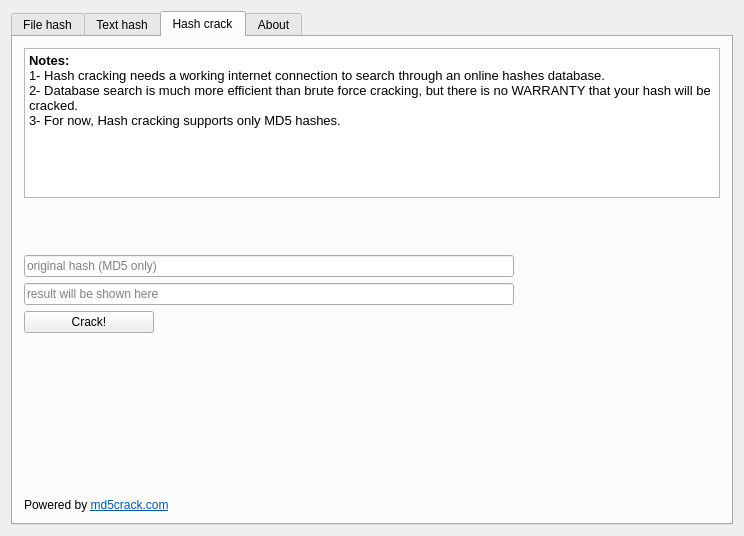
The window that Window/widget.ui (ljalil/HashCalc) describes before a commit, drawn with Qt 5.
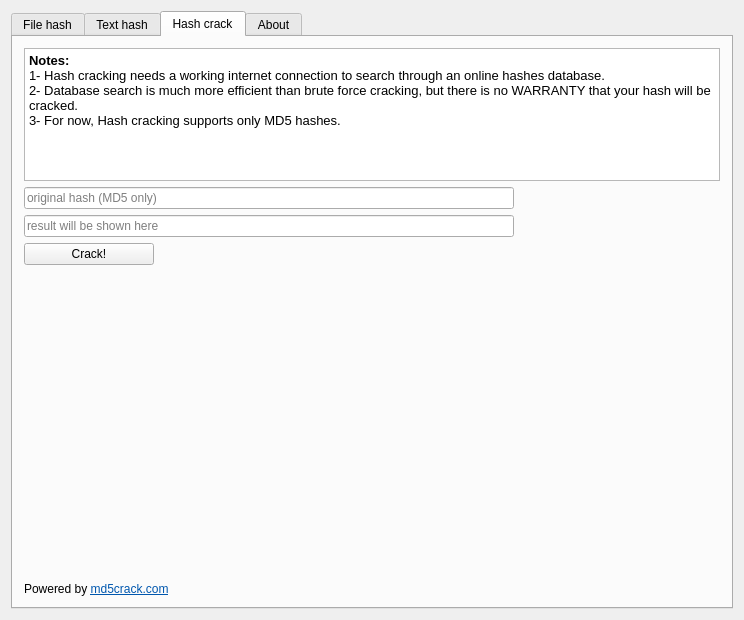
The same window after the commit. The open tabs and pages were chosen to show the change. Icons and pictures are not drawn.

Patch:
```diff
--- a/Window/widget.ui
+++ b/Window/widget.ui
@@ -7,7 +7,7 @@
     <x>0</x>
     <y>0</y>
     <width>744</width>
-    <height>536</height>
+    <height>620</height>
    </rect>
   </property>
   <property name="minimumSize">
@@ -714,31 +714,15 @@
             <string>&lt;!DOCTYPE HTML PUBLIC &quot;-//W3C//DTD HTML 4.0//EN&quot; &quot;http://www.w3.org/TR/REC-html40/strict.dtd&quot;&gt;
 &lt;html&gt;&lt;head&gt;&lt;meta name=&quot;qrichtext&quot; content=&quot;1&quot; /&gt;&lt;style type=&quot;text/css&quot;&gt;
 p, li { white-space: pre-wrap; }
-&lt;/style&gt;&lt;/head&gt;&lt;body style=&quot; font-family:'Sans Serif'; font-size:9pt; font-weight:400; font-style:normal;&quot;&gt;
-&lt;p style=&quot; margin-top:0px; margin-bottom:0px; margin-left:0px; margin-right:0px; -qt-block-indent:0; text-indent:0px;&quot;&gt;&lt;span style=&quot; font-size:10pt; font-weight:600;&quot;&gt;Notes: &lt;/span&gt;&lt;/p&gt;
-&lt;p style=&quot; margin-top:0px; margin-bottom:0px; margin-left:0px; margin-right:0px; -qt-block-indent:0; text-indent:0px;&quot;&gt;&lt;span style=&quot; font-size:10pt;&quot;&gt;1- Hash cracking needs a working internet connection to search through an online hashes database.&lt;/span&gt;&lt;/p&gt;
-&lt;p style=&quot; margin-top:0px; margin-bottom:0px; margin-left:0px; margin-right:0px; -qt-block-indent:0; text-indent:0px;&quot;&gt;&lt;span style=&quot; font-size:10pt;&quot;&gt;2- Database search is much more efficient than brute force cracking, but there is no WARRANTY that your hash will be cracked.&lt;/span&gt;&lt;/p&gt;
-&lt;p style=&quot; margin-top:0px; margin-bottom:0px; margin-left:0px; margin-right:0px; -qt-block-indent:0; text-indent:0px;&quot;&gt;&lt;span style=&quot; font-size:10pt;&quot;&gt;3- For now, Hash cracking supports only MD5 hashes.&lt;/span&gt;&lt;/p&gt;
-&lt;p style=&quot;-qt-paragraph-type:empty; margin-top:0px; margin-bottom:0px; margin-left:0px; margin-right:0px; -qt-block-indent:0; text-indent:0px; font-size:10pt;&quot;&gt;&lt;br /&gt;&lt;/p&gt;&lt;/body&gt;&lt;/html&gt;</string>
+&lt;/style&gt;&lt;/head&gt;&lt;body style=&quot; font-family:'Oxygen-Sans'; font-size:10pt; font-weight:400; font-style:normal;&quot;&gt;
+&lt;p style=&quot; margin-top:0px; margin-bottom:0px; margin-left:0px; margin-right:0px; -qt-block-indent:0; text-indent:0px;&quot;&gt;&lt;span style=&quot; font-family:'Sans Serif'; font-weight:600;&quot;&gt;Notes: &lt;/span&gt;&lt;/p&gt;
+&lt;p style=&quot; margin-top:0px; margin-bottom:0px; margin-left:0px; margin-right:0px; -qt-block-indent:0; text-indent:0px;&quot;&gt;&lt;span style=&quot; font-family:'Sans Serif';&quot;&gt;1- Hash cracking needs a working internet connection to search through an online hashes database.&lt;/span&gt;&lt;/p&gt;
+&lt;p style=&quot; margin-top:0px; margin-bottom:0px; margin-left:0px; margin-right:0px; -qt-block-indent:0; text-indent:0px;&quot;&gt;&lt;span style=&quot; font-family:'Sans Serif';&quot;&gt;2- Database search is much more efficient than brute force cracking, but there is no WARRANTY that your hash will be cracked.&lt;/span&gt;&lt;/p&gt;
+&lt;p style=&quot; margin-top:0px; margin-bottom:0px; margin-left:0px; margin-right:0px; -qt-block-indent:0; text-indent:0px;&quot;&gt;&lt;span style=&quot; font-family:'Sans Serif';&quot;&gt;3- For now, Hash cracking supports only MD5 hashes.&lt;/span&gt;&lt;/p&gt;
+&lt;p style=&quot;-qt-paragraph-type:empty; margin-top:0px; margin-bottom:0px; margin-left:0px; margin-right:0px; -qt-block-indent:0; text-indent:0px; font-family:'Sans Serif';&quot;&gt;&lt;br /&gt;&lt;/p&gt;&lt;/body&gt;&lt;/html&gt;</string>
            </property>
           </widget>
          </item>
-         <item>
-          <spacer name="verticalSpacer_2">
-           <property name="orientation">
-            <enum>Qt::Vertical</enum>
-           </property>
-           <property name="sizeType">
-            <enum>QSizePolicy::Maximum</enum>
-           </property>
-           <property name="sizeHint" stdset="0">
-            <size>
-             <width>20</width>
-             <height>92</height>
-            </size>
-           </property>
-          </spacer>
-         </item>
          <item>
           <layout class="QGridLayout" name="gridLayout_14">
            <item row="0" column="0" rowspan="2" colspan="2">
@@ -827,7 +811,7 @@
            <property name="sizeHint" stdset="0">
             <size>
              <width>20</width>
-             <height>201</height>
+             <height>369</height>
             </size>
            </property>
           </spacer>
```
Left out of the diff: 16 changed lines with no effect on the pictures.
